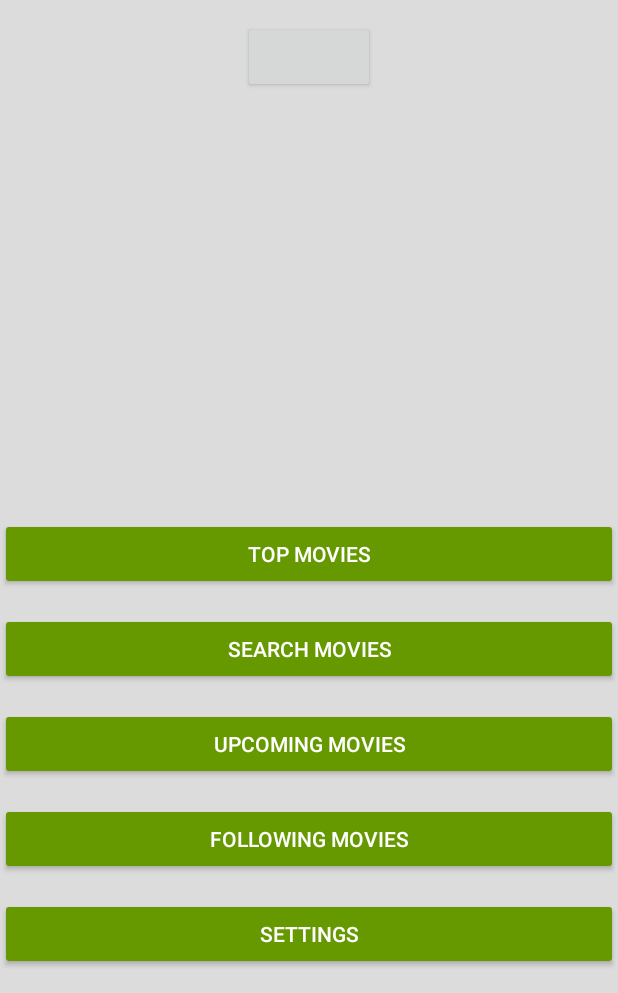
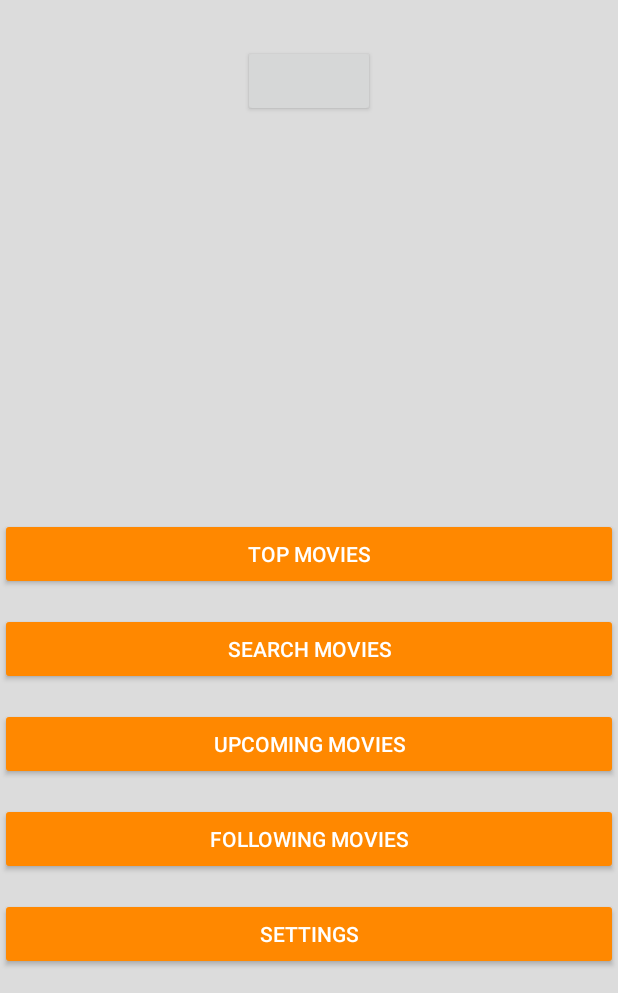
Before and after one commit to sachareyskens/Mobile2eZit, an Android app: the screen it shows after launch (MainActivity), on a phone screen of 412 x 824 dp, the part 243-1236 px from its top. Run offline under Robolectric (Android 15) with nearby library versions, the phone set to English and light mode, and no system bars; libraries missing offline, so code that uses them is left out: com.facebook, com.facebook.login; plain views replace LoginButton; 6 statements that could not run were skipped.

Commit message:
Fixing all issues listed by Servaas Tilkin (layout + detail classes done)

```diff
--- a/app/src/main/res/layout/activity_main.xml
+++ b/app/src/main/res/layout/activity_main.xml
@@ -23,7 +23,7 @@
         android:layout_below="@+id/logo_image_view"
         android:layout_centerHorizontal="true"
         android:layout_gravity="center_horizontal"
-        android:layout_marginTop="14dp" />
+        android:layout_marginTop="30dp" />
 
 
     <Button
@@ -37,7 +37,7 @@
         android:layout_alignParentRight="true"
         android:layout_alignParentStart="true"
         android:layout_marginBottom="15dp"
-        android:backgroundTint="@android:color/holo_green_dark"
+        android:backgroundTint="@android:color/holo_orange_dark"
         android:onClick="goToTopMovies"
         android:text="@string/button_top_movies" />
 
@@ -52,7 +52,7 @@
         android:layout_alignParentRight="true"
         android:layout_alignParentStart="true"
         android:layout_marginBottom="15dp"
-        android:backgroundTint="@android:color/holo_green_dark"
+        android:backgroundTint="@android:color/holo_orange_dark"
         android:onClick="goToSearch"
         android:text="@string/button_search" />
 
@@ -67,7 +67,7 @@
         android:layout_alignParentRight="true"
         android:layout_alignParentStart="true"
         android:layout_marginBottom="15dp"
-        android:backgroundTint="@android:color/holo_green_dark"
+        android:backgroundTint="@android:color/holo_orange_dark"
         android:onClick="goToUpcoming"
         android:text="@string/button_upcoming" />
 
@@ -82,7 +82,7 @@
         android:layout_alignParentRight="true"
         android:layout_alignParentStart="true"
         android:layout_marginBottom="15dp"
-        android:backgroundTint="@android:color/holo_green_dark"
+        android:backgroundTint="@android:color/holo_orange_dark"
         android:onClick="goToSettings"
         android:text="@string/button_settings" />
 
@@ -97,7 +97,7 @@
         android:layout_alignParentRight="true"
         android:layout_alignParentStart="true"
         android:layout_marginBottom="15dp"
-        android:backgroundTint="@android:color/holo_green_dark"
+        android:backgroundTint="@android:color/holo_orange_dark"
         android:onClick="goToFollowed"
         android:text="Following Movies" />
 
--- a/app/src/main/res/layout/fragment_top.xml
+++ b/app/src/main/res/layout/fragment_top.xml
@@ -34,7 +34,7 @@
         android:layout_alignParentBottom="true"
         android:layout_alignParentEnd="true"
         android:layout_alignParentRight="true"
-
+        android:background="@android:color/transparent"
         android:onClick="nextPage"
         android:text="@string/button_next"
         app:layout_constraintBottom_toBottomOf="parent"
@@ -51,6 +51,7 @@
         android:layout_alignParentStart="true"
         android:onClick="prevPage"
         android:text="@string/button_back"
+        android:background="@android:color/transparent"
         app:layout_constraintBottom_toBottomOf="parent"
         tools:layout_constraintLeft_creator="1"
         tools:layout_constraintTop_creator="1"
```
Also changed, not shown: app/src/main/java/pxl/be/cinemaapp/activities/DetailActivity.java (+33 -11 lines), app/src/main/java/pxl/be/cinemaapp/fragments/DetailFragment.java (+5 -24 lines), 16 other files.
